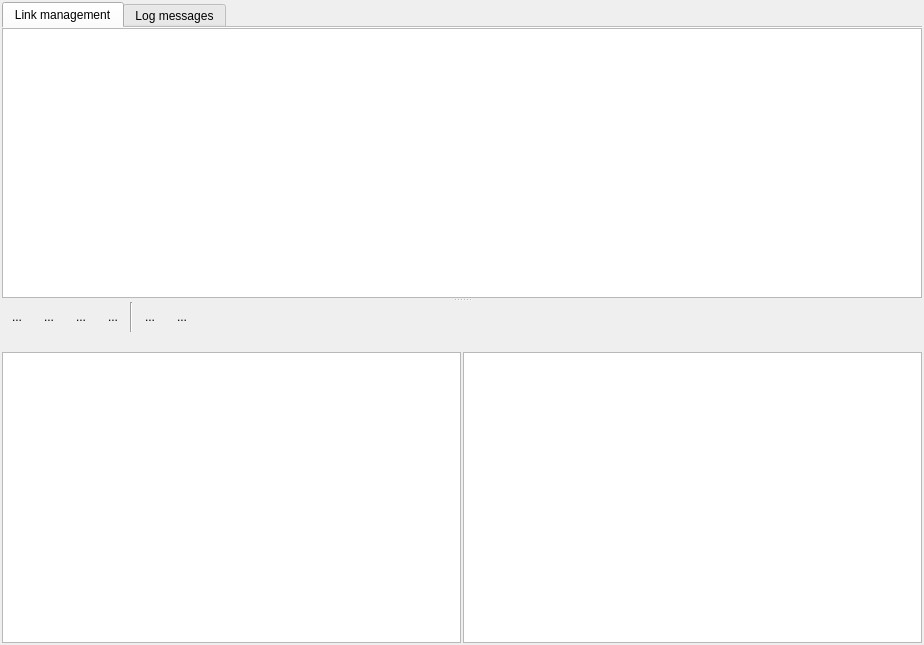
Before: the Qt Designer form utility/forms/mainform.ui in psycha0s/airwave, drawn with Qt 5.
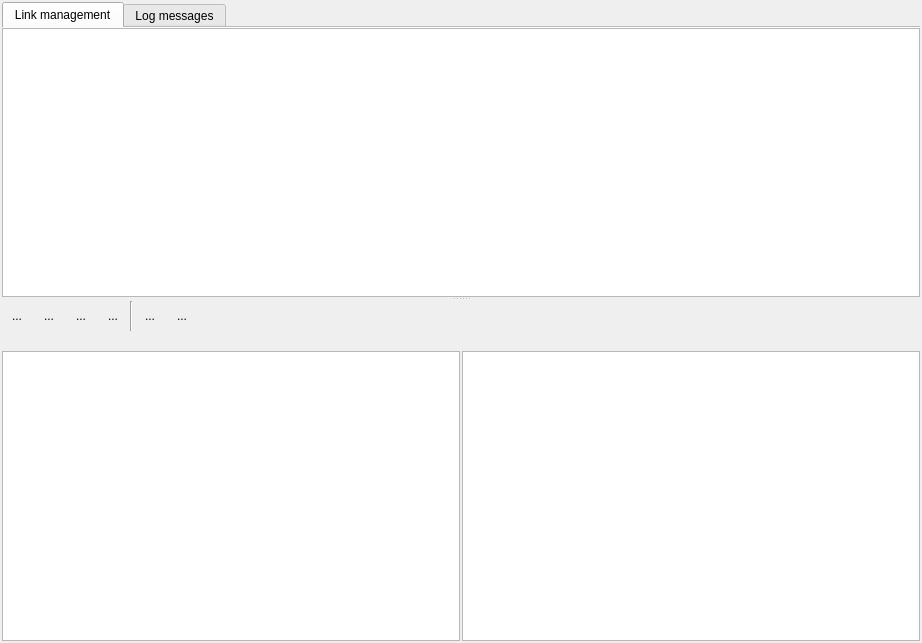
After: the same form once the commit is applied. Icons and pictures are not drawn. Custom widgets are drawn as their Qt base class.

Commit message: Set target dir view to VST_PATH if it is present

Patch:
```diff
--- a/utility/forms/mainform.ui
+++ b/utility/forms/mainform.ui
@@ -6,8 +6,8 @@
    <rect>
     <x>0</x>
     <y>0</y>
-    <width>924</width>
-    <height>645</height>
+    <width>922</width>
+    <height>643</height>
    </rect>
   </property>
   <property name="sizePolicy">
```
The commit also changes 1 other file.
